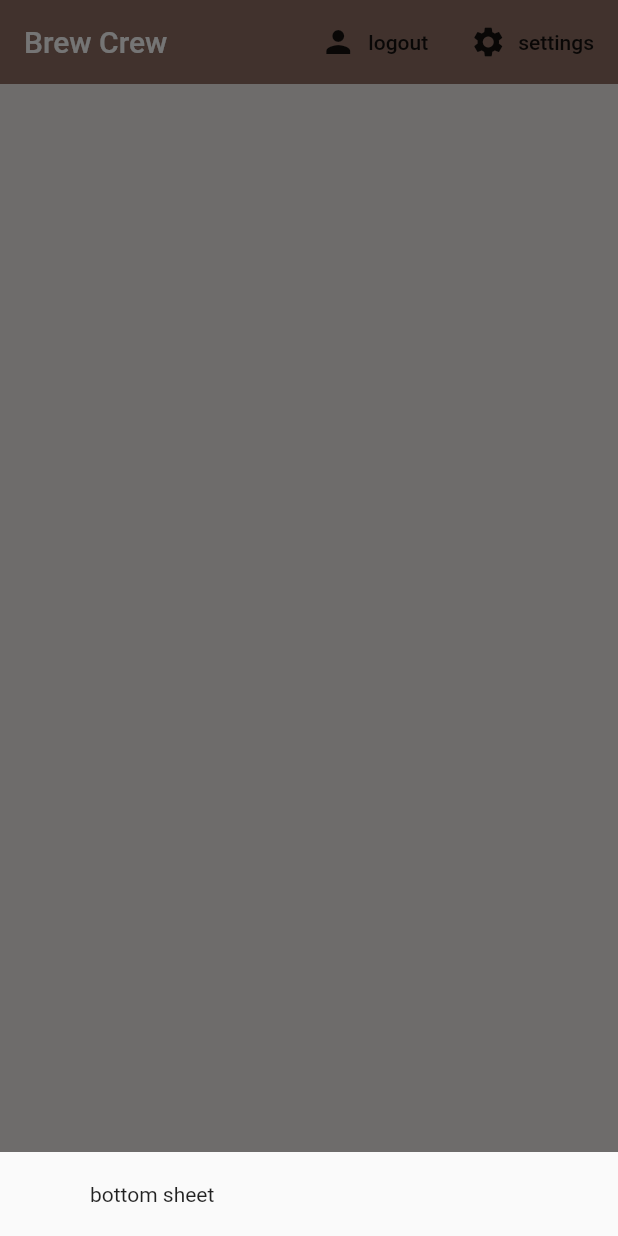
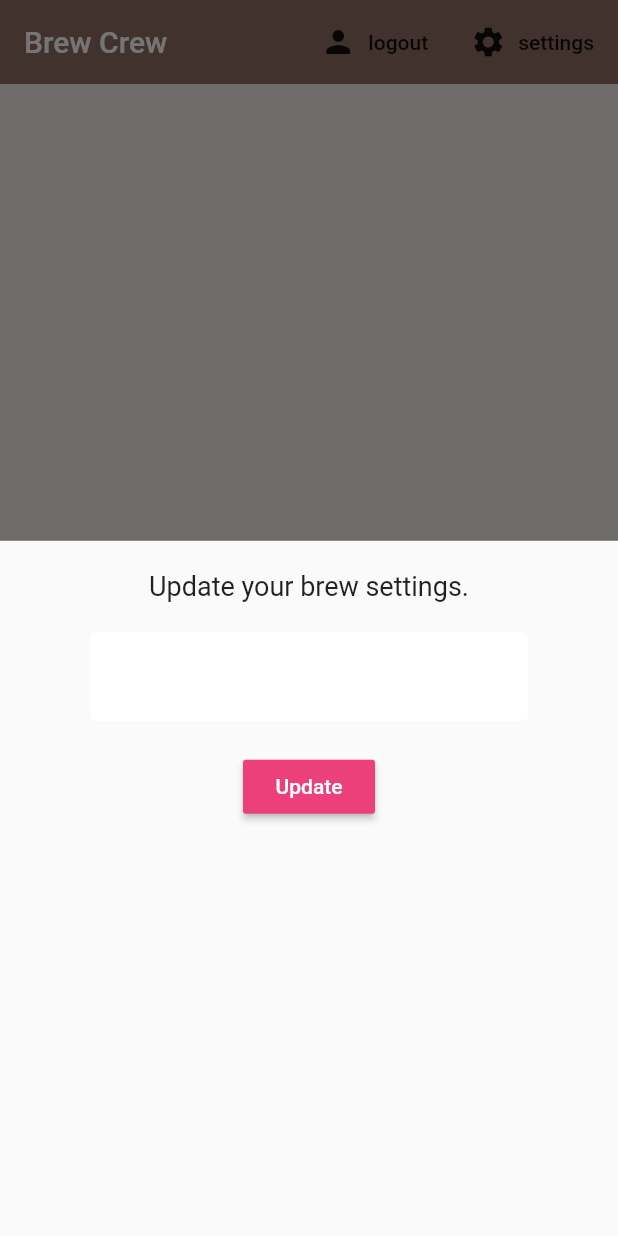
Before and after one commit to MuazZulkarnain/Brew-Crew, a Flutter app: the screen it shows once a user with an empty profile is signed in, after a tap on "settings", on a phone screen of 412 x 824 dp. Run offline on Flutter 3.47's test engine with Material 2 defaults, Android fonts, the phone set to English and light mode, and no system bars; our stand-ins replace cloud_firestore, firebase_auth, flutter_spinkit; accounts and stored records are empty.

Commit message:
Update RaisedButton

```diff
--- a/lib/home/home.dart
+++ b/lib/home/home.dart
@@ -1,3 +1,4 @@
+import 'package:brew_crew/home/settings_form.dart';
 import 'package:brew_crew/services/auth.dart';
 import 'package:flutter/material.dart';
 import 'package:provider/provider.dart';
@@ -16,7 +17,7 @@ class Home extends StatelessWidget {
           builder: (context) {
             return Container(
               padding: EdgeInsets.symmetric(vertical: 20.0, horizontal: 60.0),
-              child: Text('bottom sheet'),
+              child: SettingsForm(),
             );
           });
     }
--- /dev/null
+++ b/lib/home/settings_form.dart
@@ -0,0 +1,53 @@
+import 'package:flutter/material.dart';
+import 'package:brew_crew/shared/constant.dart';
+
+class SettingsForm extends StatefulWidget {
+  @override
+  _SettingsFormState createState() => _SettingsFormState();
+}
+
+class _SettingsFormState extends State<SettingsForm> {
+  final _formKey = GlobalKey<FormState>();
+  final List<String> sugars = ['0', '1', '2', '3', '4'];
+
+  //form values
+  String _currentName;
+  String _currentSugars;
+  int _currentStrength;
+
+  @override
+  Widget build(BuildContext context) {
+    return Form(
+      key: _formKey,
+      child: Column(
+        children: [
+          Text(
+            'Update your brew settings.',
+            style: TextStyle(fontSize: 18.0),
+          ),
+          SizedBox(height: 20.0),
+          TextFormField(
+            decoration: textInputDecoration,
+            validator: (val) => val.isEmpty ? 'Please enter a name' : null,
+            onChanged: (val) => setState(() => _currentName = val),
+          ),
+          SizedBox(height: 20.0),
+          //dropdown
+          //slider
+          RaisedButton(
+            color: Colors.pink[400],
+            child: Text(
+              'Update',
+              style: TextStyle(color: Colors.white),
+            ),
+            onPressed: () async {
+              print(_currentName);
+              print(_currentSugars);
+              print(_currentStrength);
+            },
+          ),
+        ],
+      ),
+    );
+  }
+}
```
